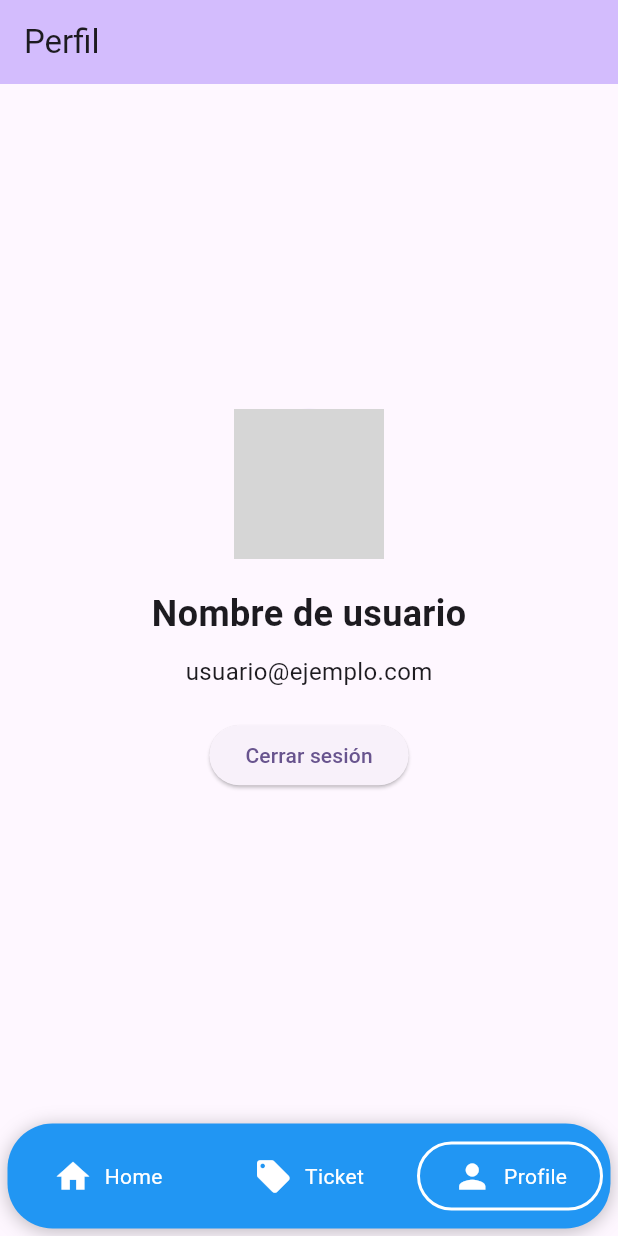
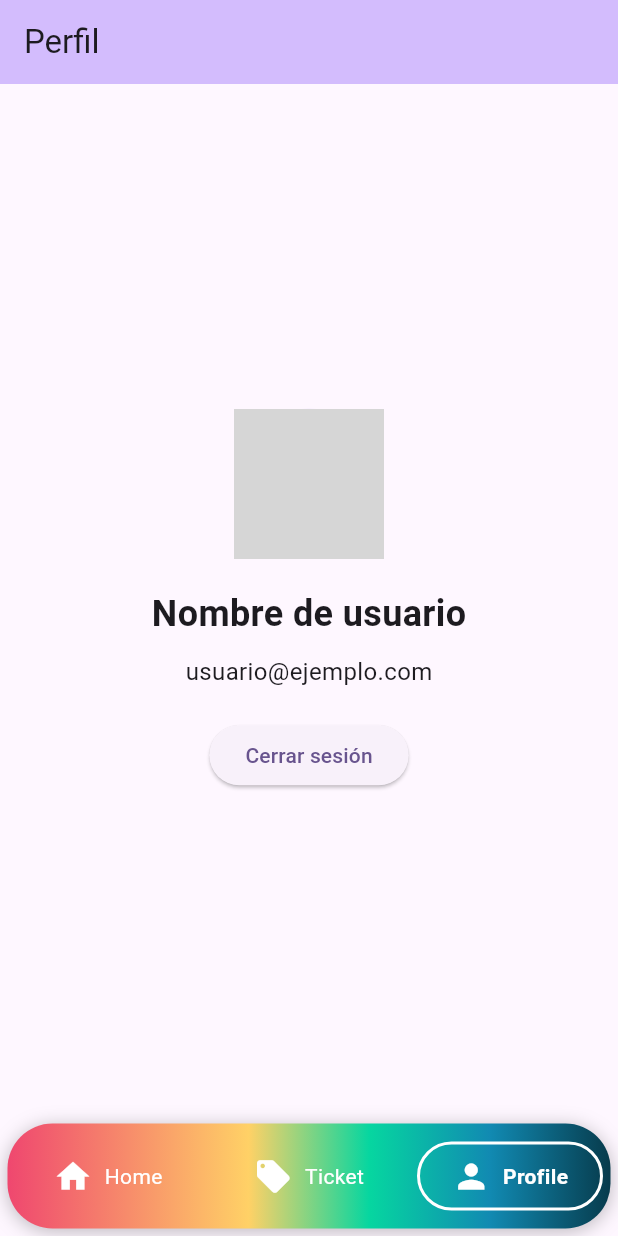
Before and after one commit to mrgomezsv/kidsfun_app, a Flutter app: the screen it shows after launch, swiped to page 3, on a phone screen of 412 x 824 dp. Run offline on Flutter 3.47's test engine with Material 3 defaults, Android fonts, the phone set to English and light mode, and no system bars; network calls fail; grey boxes are pictures that could not be loaded.

Commit message:
add gradient in bottom navigation bar

```diff
--- a/lib/navigation/bottom_navigation_bar.dart
+++ b/lib/navigation/bottom_navigation_bar.dart
@@ -27,8 +27,8 @@ class _MyBottomNavigationBarState extends State<MyBottomNavigationBar>
     );
     _animation = Tween<double>(
       begin: widget.currentIndex.toDouble(),
-            end: widget.currentIndex.toDouble())
-        .animate(_controller);
+      end: widget.currentIndex.toDouble(),
+    ).animate(_controller);
   }
 
   @override
@@ -38,8 +38,8 @@ class _MyBottomNavigationBarState extends State<MyBottomNavigationBar>
       _controller.reset();
       _animation = Tween<double>(
         begin: oldWidget.currentIndex.toDouble(),
-              end: widget.currentIndex.toDouble())
-          .animate(_controller)
+        end: widget.currentIndex.toDouble(),
+      ).animate(_controller)
         ..addListener(() {
           setState(() {});
         });
@@ -62,14 +62,10 @@ class _MyBottomNavigationBarState extends State<MyBottomNavigationBar>
     return SafeArea(
       child: Container(
         margin: EdgeInsets.all(5.0),
-        // Margen para separar la barra de los bordes de la pantalla
         height: 70,
-        // Altura ajustada para evitar el desbordamiento
         decoration: BoxDecoration(
-          color: Colors.blue, // Color de fondo azul
           borderRadius: BorderRadius.all(
-            Radius.circular(
-                30.0), // Bordes redondeados para la forma de cápsula
+            Radius.circular(30.0),
           ),
           boxShadow: [
             BoxShadow(
@@ -78,6 +74,18 @@ class _MyBottomNavigationBarState extends State<MyBottomNavigationBar>
               offset: Offset(0, 2),
             ),
           ],
+          gradient: LinearGradient(
+            colors: [
+              Color(0xFFEF476F),
+              Color(0xFFF78C6B),
+              Color(0xFFFFD166),
+              Color(0xFF06D6A0),
+              Color(0xFF118AB2),
+              Color(0xFF073B4C),
+            ],
+            begin: Alignment.centerLeft,
+            end: Alignment.centerRight,
+          ),
         ),
         child: Stack(
           children: [
@@ -106,9 +114,6 @@ class _MyBottomNavigationBarState extends State<MyBottomNavigationBar>
                                   width: 2,
                                 ),
                               ),
-                              child: child,
-                            );
-                          },
                               child: Row(
                                 mainAxisAlignment: MainAxisAlignment.center,
                                 children: [
@@ -130,10 +135,15 @@ class _MyBottomNavigationBarState extends State<MyBottomNavigationBar>
                                         : 'Profile',
                                     style: TextStyle(
                                       color: Colors.white,
+                                      fontWeight: _animation.value == index
+                                          ? FontWeight.bold
+                                          : FontWeight.normal,
                                     ),
                                   ),
                                 ],
                               ),
+                            );
+                          },
                         ),
                       ),
                     ),
```
Lines whose indentation alone changed are shown as unchanged.
